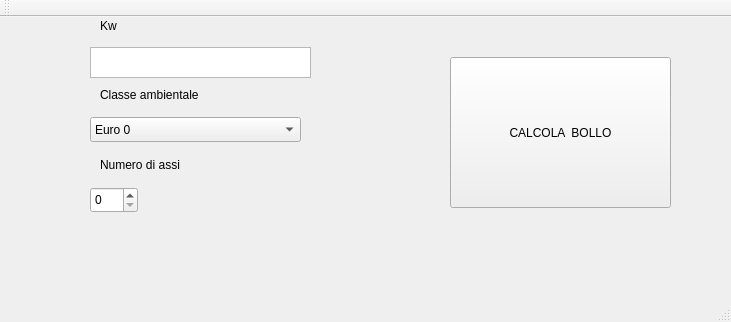
imezini/HotweelsQT, file HotWheels/mainwindow.ui: the form before one commit.
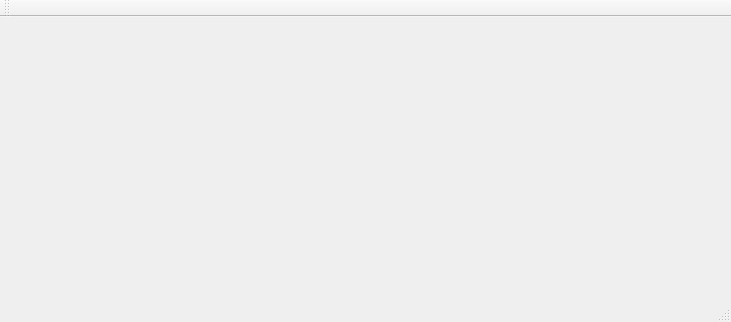
The form after the commit.

The edit to the form file:
```diff
--- a/HotWheels/mainwindow.ui
+++ b/HotWheels/mainwindow.ui
@@ -13,125 +13,16 @@
   <property name="windowTitle">
    <string>MainWindow</string>
   </property>
-  <widget class="QWidget" name="centralWidget">
-   <widget class="QPlainTextEdit" name="potenza">
-    <property name="geometry">
-     <rect>
-      <x>90</x>
-      <y>30</y>
-      <width>221</width>
-      <height>31</height>
-     </rect>
-    </property>
-   </widget>
-   <widget class="QLabel" name="label">
-    <property name="geometry">
-     <rect>
-      <x>100</x>
-      <y>0</y>
-      <width>67</width>
-      <height>17</height>
-     </rect>
-    </property>
-    <property name="text">
-     <string>Kw</string>
-    </property>
-   </widget>
-   <widget class="QLabel" name="label_2">
-    <property name="geometry">
-     <rect>
-      <x>100</x>
-      <y>70</y>
-      <width>141</width>
-      <height>16</height>
-     </rect>
-    </property>
-    <property name="text">
-     <string>Classe ambientale</string>
-    </property>
-   </widget>
-   <widget class="QComboBox" name="classeambientale">
-    <property name="geometry">
-     <rect>
-      <x>90</x>
-      <y>100</y>
-      <width>211</width>
-      <height>25</height>
-     </rect>
-    </property>
-    <item>
-     <property name="text">
-      <string>Euro 0</string>
-     </property>
-    </item>
-    <item>
-     <property name="text">
-      <string>Euro 1</string>
-     </property>
-    </item>
-    <item>
-     <property name="text">
-      <string>Euro 2</string>
-     </property>
-    </item>
-    <item>
-     <property name="text">
-      <string>Euro 3</string>
-     </property>
-    </item>
-    <item>
-     <property name="text">
-      <string>Euro 4</string>
-     </property>
-    </item>
-    <item>
-     <property name="text">
-      <string>Euro 5</string>
-     </property>
-    </item>
-    <item>
-     <property name="text">
-      <string>Euro 6</string>
-     </property>
-    </item>
-   </widget>
-   <widget class="QLabel" name="label_3">
-    <property name="geometry">
-     <rect>
-      <x>100</x>
-      <y>140</y>
-      <width>121</width>
-      <height>16</height>
-     </rect>
-    </property>
-    <property name="text">
-     <string>Numero di assi</string>
-    </property>
-   </widget>
-   <widget class="QSpinBox" name="assi">
-    <property name="geometry">
-     <rect>
-      <x>90</x>
-      <y>170</y>
-      <width>48</width>
-      <height>26</height>
-     </rect>
-    </property>
-   </widget>
-   <widget class="QPushButton" name="btncalcola">
-    <property name="geometry">
-     <rect>
-      <x>450</x>
-      <y>40</y>
-      <width>221</width>
-      <height>151</height>
-     </rect>
-    </property>
-    <property name="text">
-     <string>CALCOLA  BOLLO</string>
-    </property>
-   </widget>
+  <widget class="QWidget" name="centralWidget"/>
+  <widget class="QToolBar" name="mainToolBar">
+   <attribute name="toolBarArea">
+    <enum>TopToolBarArea</enum>
+   </attribute>
+   <attribute name="toolBarBreak">
+    <bool>false</bool>
+   </attribute>
   </widget>
+  <widget class="QStatusBar" name="statusBar"/>
   <widget class="QMenuBar" name="menuBar">
    <property name="geometry">
     <rect>
@@ -142,15 +33,6 @@
     </rect>
    </property>
   </widget>
-  <widget class="QToolBar" name="mainToolBar">
-   <attribute name="toolBarArea">
-    <enum>TopToolBarArea</enum>
-   </attribute>
-   <attribute name="toolBarBreak">
-    <bool>false</bool>
-   </attribute>
-  </widget>
-  <widget class="QStatusBar" name="statusBar"/>
  </widget>
  <layoutdefault spacing="6" margin="11"/>
  <resources/>
```
